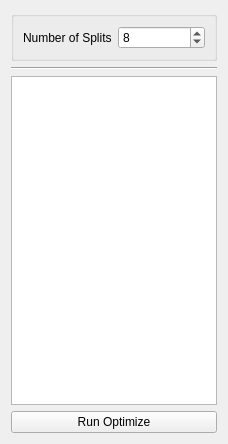
Old version of the form src/Application/Optimize/OptimizeTool.ui in the repository SCIInstitute/ShapeWorks.
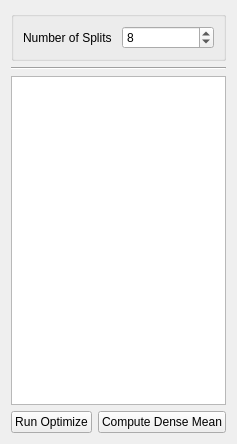
New version of the form.

Patch:
```diff
--- a/src/Application/Optimize/OptimizeTool.ui
+++ b/src/Application/Optimize/OptimizeTool.ui
@@ -68,6 +68,13 @@
        </property>
       </widget>
      </item>
+     <item>
+      <widget class="QPushButton" name="computeDenseMean">
+       <property name="text">
+        <string>Compute Dense Mean</string>
+       </property>
+      </widget>
+     </item>
     </layout>
    </item>
   </layout>
```
